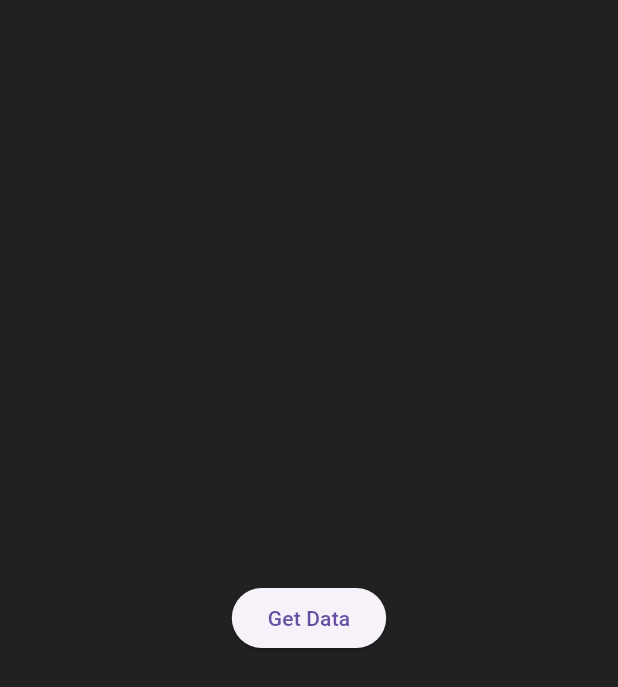
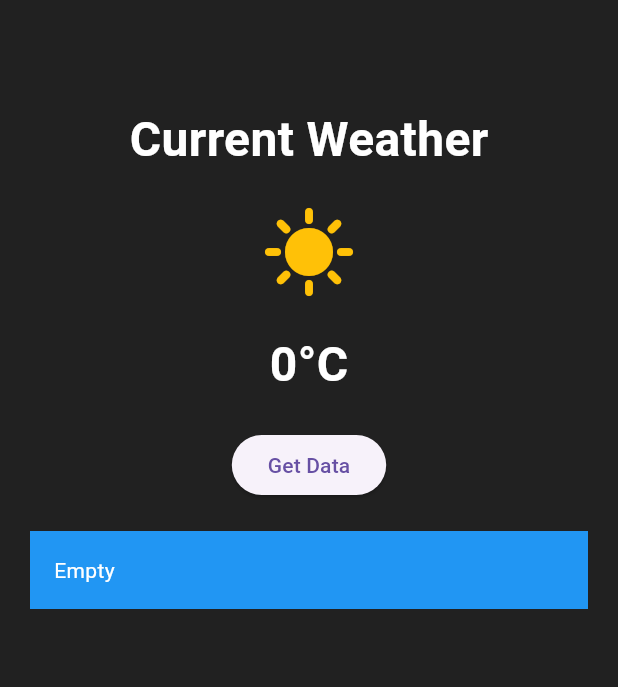
Before and after one commit to andrnshv/Flutter-Ujicoba_API, a Flutter app: the WeatherApp screen opened directly, after a tap on "Get Data", on a phone screen of 412 x 824 dp. Shown: the top 687 px of the screen. Run offline on Flutter 3.47's test engine with Material 3 defaults, Android fonts, the phone set to English and light mode, and no system bars; our stand-ins replace dio, firebase_auth, firebase_core; accounts and stored records are empty; network calls fail.

Commit message:
Get Data Temp sekarang dan hourly casts

```diff
--- a/src/lib/client.dart
+++ b/src/lib/client.dart
@@ -2,13 +2,16 @@ import 'model.dart';
 import 'dart:convert';
 import 'package:dio/dio.dart';
 
-class Weatherapiclient {}
+class Weatherapiclient {
+
   Future<WeatherModel> request() async {
-    String url = "https://api.open-meteo.com/v1/forecast?latitude=-7.87&longitude=112.5283&hourly=temperature_2m&timezone=Asia%2FBangkok";
+
+    String url =
+        "https://api.open-meteo.com/v1/forecast?latitude=-7.87&longitude=112.5283&current_weather=true&hourly=temperature_2m&timezone=Asia%2FBangkok";
 
     Response response = await Dio().get(url);
     final parsedData = jsonDecode(response.toString());
     final weather = WeatherModel.fromJson(parsedData);
-
     return weather;
   }
+}
--- a/src/lib/model.dart
+++ b/src/lib/model.dart
@@ -51,7 +51,6 @@ class WeatherModel {
   factory HourlyCast.fromJson(Map<String, dynamic> data) {
     final List<String> time = List<String>.from(data["time"]);
     final List<double> temperatures = List<double>.from(data["temperature_2m"]);
-
     return HourlyCast(time: time, temperatures: temperatures);
   }
 }
--- a/src/lib/weatherapp.dart
+++ b/src/lib/weatherapp.dart
@@ -1,4 +1,6 @@
 import 'package:flutter/material.dart';
+import 'package:ujicoba_api/model.dart';
+import 'client.dart';
 
 void main() {
   runApp(const MyApp());
@@ -9,7 +11,8 @@ class MyApp extends StatelessWidget {
 
   @override
   Widget build(BuildContext context) {
-    return MaterialApp(
+    return const MaterialApp(
+      debugShowCheckedModeBanner: false,
       home: WeatherApp(),
     );
   }
@@ -23,25 +26,108 @@ class WeatherApp extends StatefulWidget {
 }
 
 class _WeatherAppState extends State<WeatherApp> {
+  WeatherModel? weather;
+
+  List<dynamic> hourlyTemp = [];
+  List<Widget> hourlyCast = [];
+
   @override
   Widget build(BuildContext context) {
     return Scaffold(
       backgroundColor: const Color(0xFF212121),
-      body: Center(
+      body: SingleChildScrollView(
+        child: Center(
+          child: Padding(
+            padding: const EdgeInsets.all(20),
             child: Column(
-          mainAxisAlignment: MainAxisAlignment.center,
               crossAxisAlignment: CrossAxisAlignment.center,
               children: [
+                const SizedBox(height: 50),
+
+                const Text(
+                  "Current Weather",
+                  style: TextStyle(
+                    color: Colors.white,
+                    fontSize: 32,
+                    fontWeight: FontWeight.bold,
+                  ),
+                ),
+
+                const SizedBox(height: 20),
+
+                const Icon(
+                  Icons.sunny,
+                  color: Colors.amber,
+                  size: 64,
+                ),
+
+                const SizedBox(height: 20),
+
+                Text(
+                  "${weather?.currentWeather["temperature"] ?? 0}°C",
+                  style: const TextStyle(
+                    color: Colors.white,
+                    fontSize: 32,
+                    fontWeight: FontWeight.bold,
+                  ),
+                ),
+
+                const SizedBox(height: 20),
+
                 ElevatedButton(
-              onPressed: () {
-                print("test");
-                // Tambahkan fungsi pengambilan data cuaca di sini
+                  onPressed: () async {
+                    final result =
+                        await Weatherapiclient().request();
+
+                    setState(() {
+                      weather = result;
+
+                      hourlyTemp =
+                          weather?.hourly["temperature_2m"] ?? [];
+
+                      hourlyCast = hourlyTemp.map((e) {
+                        return Padding(
+                          padding: const EdgeInsets.all(8),
+                          child: Text(
+                            "$e °C",
+                            style: const TextStyle(
+                              color: Colors.white,
+                              fontSize: 18,
+                            ),
+                          ),
+                        );
+                      }).toList();
+                    });
                   },
                   child: const Text("Get Data"),
-            ), // ElevatedButton
+                ),
+
+                const SizedBox(height: 20),
+
+                Container(
+                  width: double.infinity,
+                  padding: const EdgeInsets.all(16),
+                  color: Colors.blue,
+                  child: Column(
+                    crossAxisAlignment:
+                        CrossAxisAlignment.start,
+                    children: hourlyCast.isNotEmpty
+                        ? hourlyCast
+                        : [
+                            const Text(
+                              "Empty",
+                              style: TextStyle(
+                                color: Colors.white,
+                              ),
+                            )
                           ],
-        ), // Column
-      ), // Center
-    ); // Scaffold
+                  ),
+                ),
+              ],
+            ),
+          ),
+        ),
+      ),
+    );
   }
 }
```
Also changed, not shown: docs/getweatherdata.png (added), docs/hourlycast.png (added). Lines whose indentation alone changed are shown as unchanged.
